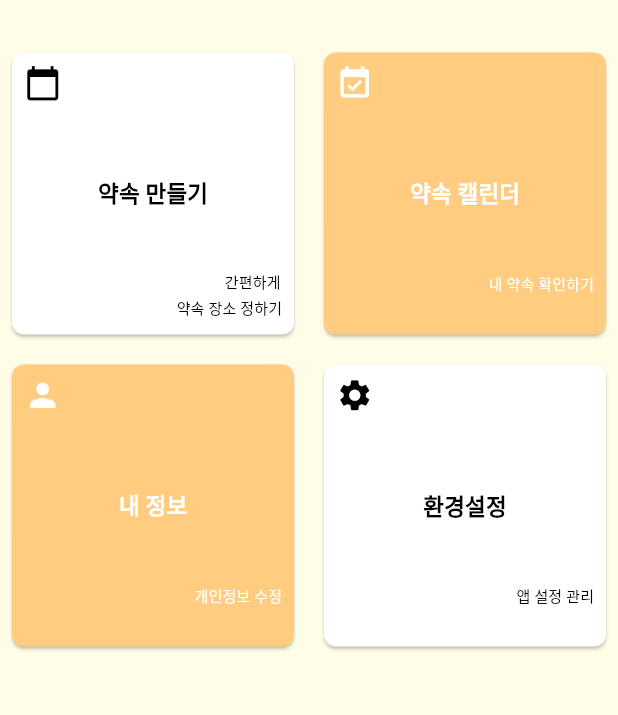
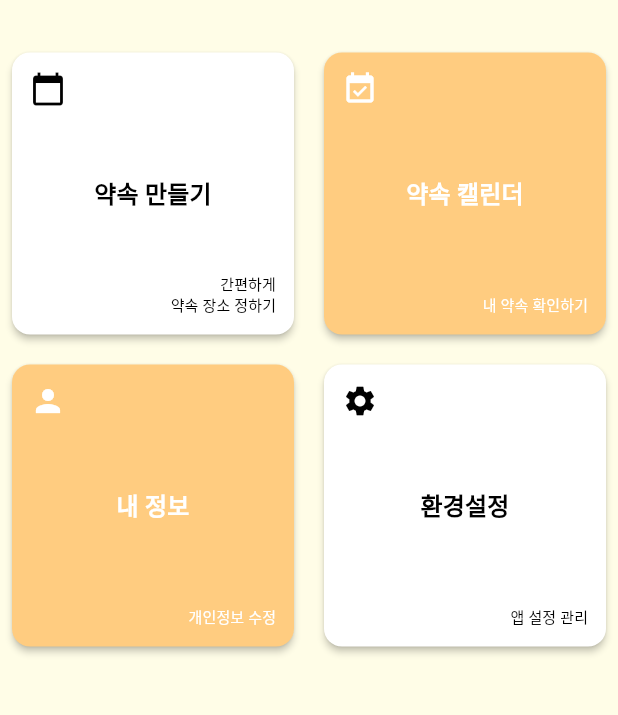
Before and after one commit to partmant/FairMeeting, a Flutter app: the screen it shows after launch, on a phone screen of 412 x 824 dp, the part 261-976 px from its top. Run offline on Flutter 3.47's test engine with Material 3 defaults, Android fonts, the phone set to English and light mode, and no system bars; our stand-ins replace dotted_border, flutter_dotenv, geolocator, table_calendar; missing offline and left inert: kakao_flutter_sdk_user, kakao_map_plugin.

Commit message:
refactor: 메인 메뉴, 주소 입력, 주소 검색 UI 컴포넌트 분리 및 구조 개선
단일 화면 파일에 작성되어 있던 코드를 용도별로 컴포넌트화하여 분리 및 구조 개선

```diff
--- a/lib/main.dart
+++ b/lib/main.dart
@@ -1,4 +1,4 @@
-import 'package:fair_front/screens/main_screen.dart';
+import 'package:fair_front/screens/main_menu_screen.dart';
 import 'package:flutter/material.dart';
 import 'package:flutter/services.dart';
 import 'package:kakao_flutter_sdk_user/kakao_flutter_sdk_user.dart';
--- a/lib/screens/login_screen.dart
+++ b/lib/screens/login_screen.dart
@@ -1,5 +1,5 @@
 import 'package:flutter/material.dart';
-import 'package:fair_front/screens/main_screen.dart';
+import 'package:fair_front/screens/main_menu_screen.dart';
 import 'package:kakao_flutter_sdk_user/kakao_flutter_sdk_user.dart';
 import 'package:fair_front/widgets/go_back.dart';
 // import 'package:naver_login/naver_login.dart';
--- /dev/null
+++ b/lib/screens/main_menu_screen.dart
@@ -0,0 +1,72 @@
+import 'package:flutter/material.dart';
+import 'put_location_screen.dart';
+import 'calender_screen.dart';
+import 'my_info_screen.dart';
+import 'settings_screen.dart';
+import '../widgets/logo_title.dart';
+import '../widgets/main_menu_button.dart';
+
+class MainmenuScreen extends StatelessWidget {
+  const MainmenuScreen({super.key});
+
+  @override
+  Widget build(BuildContext context) {
+    final menuItems = [
+      {
+        'label': '약속 만들기',
+        'sub': '간편하게\n약속 장소 정하기',
+        'icon': Icons.calendar_today,
+        'color': Colors.white,
+        'textColor': Colors.black,
+        'onTap': () => Navigator.push(context, MaterialPageRoute(builder: (_) => const PutLocationScreen())),
+      },
+      {
+        'label': '약속 캘린더',
+        'sub': '내 약속 확인하기',
+        'icon': Icons.event_available,
+        'color': Colors.orange.shade200,
+        'onTap': () => Navigator.push(context, MaterialPageRoute(builder: (_) => const AppointmentCalendarScreen())),
+      },
+      {
+        'label': '내 정보',
+        'sub': '개인정보 수정',
+        'icon': Icons.person,
+        'color': Colors.orange.shade200,
+        'onTap': () => Navigator.push(context, MaterialPageRoute(builder: (_) => const MyInfoPage())),
+      },
+      {
+        'label': '환경설정',
+        'sub': '앱 설정 관리',
+        'icon': Icons.settings,
+        'color': Colors.white,
+        'textColor': Colors.black,
+        'onTap': () => Navigator.push(context, MaterialPageRoute(builder: (_) => SettingsScreen())),
+      },
+    ];
+
+    return Scaffold(
+      body: Container(
+        color: Colors.yellow.shade50,
+        child: Column(
+          children: [
+            const SizedBox(height: 60),
+            const Center(child: LogoTitle()),
+            const SizedBox(height: 20),
+            Expanded(
+              child: Padding(
+                padding: const EdgeInsets.symmetric(horizontal: 8.0, vertical: 15.0),
+                child: GridView.count(
+                  crossAxisCount: 2,
+                  crossAxisSpacing: 20,
+                  mainAxisSpacing: 20,
+                  childAspectRatio: 1,
+                  children: menuItems.map((item) => MainMenuButton(data: item)).toList(),
+                ),
+              ),
+            ),
+          ],
+        ),
+      ),
+    );
+  }
+}
--- a/lib/screens/main_screen.dart
+++ /dev/null
@@ -1,183 +0,0 @@
-import 'package:flutter/material.dart';
-import 'package:fair_front/screens/put_location_screen.dart';
-import '../widgets/logo_title.dart';
-import 'package:fair_front/screens/login_screen.dart';
-import 'package:fair_front/screens/my_info_screen.dart';
-import 'package:fair_front/screens/settings_screen.dart';
-
-
-import 'calender_screen.dart';
-
-class MainmenuScreen extends StatefulWidget {
-  const MainmenuScreen({super.key});
-
-  @override
-  State<MainmenuScreen> createState() => _MainmenuScreenState();
-}
-
-class _MainmenuScreenState extends State<MainmenuScreen> {
-  @override
-  Widget build(BuildContext context) {
-    return Scaffold(
-      body: Container(
-        color: Colors.yellow.shade50,
-        child: Column(
-          children: [
-            const SizedBox(height: 60),
-            const Center(
-              child: LogoTitle(),
-            ),
-            const SizedBox(height: 20),
-            Expanded(
-              child: Padding(
-                padding: const EdgeInsets.symmetric(horizontal: 8.0, vertical: 15.0),
-                child: GridView.count(
-                  crossAxisCount: 2,
-                  crossAxisSpacing: 20,
-                  mainAxisSpacing: 20,
-                  childAspectRatio: 1,
-                  children: [
-                    _buildMenuButton(
-                      context: context,
-                      label: '약속 만들기',
-                      subLabel1: '            간편하게',
-                      subLabel2: '약속 장소 정하기',
-                      icon: Icons.calendar_today,
-                      color: Colors.white,
-                      textColor: Colors.black,
-                      iconColor: Colors.black,
-                    ),
-                    _buildMenuButton(
-                      context: context,
-                      label: '약속 캘린더',
-                      subLabel1: '내 약속 확인하기',
-                      subLabel2: '',
-                      icon: Icons.event_available,
-                      color: Colors.orange.shade200,
-                    ),
-                    _buildMenuButton(
-                      context: context,
-                      label: '내 정보',
-                      subLabel1: '개인정보 수정',
-                      subLabel2: '',
-                      icon: Icons.person,
-                      color: Colors.orange.shade200,
-                    ),
-                    _buildMenuButton(
-                      context: context,
-                      label: '환경설정',
-                      subLabel1: '앱 설정 관리',
-                      subLabel2: '',
-                      icon: Icons.settings,
-                      color: Colors.white,
-                      textColor: Colors.black,
-                      iconColor: Colors.black,
-                    ),
-                  ],
-                ),
-              ),
-            ),
-          ],
-        ),
-      ),
-    );
-  }
-
-  Widget _buildMenuButton({
-    required BuildContext context,
-    required String label,
-    required String subLabel1,
-    required String subLabel2,
-    required IconData icon,
-    required Color color,
-    Color textColor = Colors.white,
-    Color iconColor = Colors.white,
-  }) {
-    return ElevatedButton(
-      onPressed: () {
-        if (label == '약속 만들기') {
-          Navigator.push(
-            context,
-            MaterialPageRoute(builder: (context) => const PutLocationScreen()),
-          );
-        } else if (label == '내 정보') {
-          Navigator.push(
-            context,
-            MaterialPageRoute(builder: (context) => const MyInfoPage()),
-          );
-        } else if (label == '약속 캘린더') {
-          Navigator.push(
-            context,
-            MaterialPageRoute(
-                builder: (builder) => const AppointmentCalendarScreen()),
-          );
-        } else if (label == '환경설정')   {
-          Navigator.push(
-            context,
-              MaterialPageRoute(
-              builder: (builder) =>  SettingsScreen()),
-          );
-        } else {
-          ScaffoldMessenger.of(context).showSnackBar(
-            SnackBar(content: Text('$label 버튼을 눌렀습니다.')),
-          );
-        }
-      },
-      style: ElevatedButton.styleFrom(
-        backgroundColor: color,
-        shape: RoundedRectangleBorder(
-          borderRadius: BorderRadius.circular(8),
-        ),
-        padding: const EdgeInsets.all(4),
-      ),
-      child: Stack(
-        children: [
-          Align(
-            alignment: Alignment.topLeft,
-            child: Padding(
-              padding: const EdgeInsets.only(top: 4, left: 4),
-              child: Icon(icon, size: 25, color: iconColor),
-            ),
-          ),
-          Align(
-            alignment: Alignment.center,
-            child: Text(
-              label,
-              style: TextStyle(
-                fontSize: 15,
-                fontWeight: FontWeight.bold,
-                color: textColor,
-              ),
-            ),
-          ),
-          Align(
-            alignment: Alignment.bottomRight,
-            child: Padding(
-              padding: const EdgeInsets.only(right: 4, bottom: 6),
-              child: Column(
-                mainAxisSize: MainAxisSize.min,
-                children: [
-                  Text(
-                    subLabel1,
-                    style: TextStyle(
-                      fontSize: 10,
-                      color: textColor,
-                    ),
-                  ),
-                  const SizedBox(height: 2),
-                  Text(
-                    subLabel2,
-                    style: TextStyle(
-                      fontSize: 10,
-                      color: textColor,
-                    ),
-                  ),
-                ],
-              ),
-            ),
-          ),
-        ],
-      ),
-    );
-  }
-}
--- a/lib/screens/put_location_screen.dart
+++ b/lib/screens/put_location_screen.dart
@@ -3,9 +3,9 @@ import 'package:flutter/material.dart';
 import 'package:kakao_map_plugin/kakao_map_plugin.dart';
 import 'package:fair_front/widgets/go_back.dart';
 import 'package:fair_front/screens/search_address_screen.dart';
-import 'package:fair_front/widgets/location_map.dart';
-import 'package:fair_front/widgets/location_list.dart';
-import 'package:fair_front/widgets/location_button.dart';
+import 'package:fair_front/widgets/put_location/location_map.dart';
+import 'package:fair_front/widgets/put_location/location_list.dart';
+import 'package:fair_front/widgets/put_location/location_button.dart';
 import 'package:fair_front/controllers/location_controller.dart';
 
 class PutLocationScreen extends StatefulWidget {
--- /dev/null
+++ b/lib/widgets/main_menu_button.dart
@@ -0,0 +1,58 @@
+import 'package:flutter/material.dart';
+
+class MainMenuButton extends StatelessWidget {
+  final Map<String, dynamic> data;
+
+  const MainMenuButton({super.key, required this.data});
+
+  @override
+  Widget build(BuildContext context) {
+    final Color textColor = data['textColor'] ?? Colors.white;
+
+    return ElevatedButton(
+      onPressed: data['onTap'],
+      style: ElevatedButton.styleFrom(
+        backgroundColor: data['color'],
+        shape: RoundedRectangleBorder(borderRadius: BorderRadius.circular(12)),
+        padding: const EdgeInsets.all(12),
+        elevation: 2,
+      ),
+      child: Stack(
+        children: [
+          Positioned(
+            top: 0,
+            left: 0,
+            child: Icon(
+              data['icon'],
+              color: textColor,
+              size: 24,
+            ),
+          ),
+          Center(
+            child: Text(
+              data['label'],
+              textAlign: TextAlign.center,
+              style: TextStyle(
+                fontSize: 16,
+                fontWeight: FontWeight.bold,
+                color: textColor,
+              ),
+            ),
+          ),
+          Positioned(
+            bottom: 0,
+            right: 0,
+            child: Text(
+              data['sub'],
+              textAlign: TextAlign.right,
+              style: TextStyle(
+                fontSize: 10,
+                color: textColor,
+              ),
+            ),
+          ),
+        ],
+      ),
+    );
+  }
+}
--- a/lib/widgets/location_map.dart
+++ b/lib/widgets/put_location/location_map.dart
@@ -2,6 +2,7 @@ import 'package:flutter/material.dart';
 import 'package:kakao_map_plugin/kakao_map_plugin.dart';
 import 'package:fair_front/controllers/location_controller.dart';
 
+// put_location 상단의 지도
 class LocationMap extends StatelessWidget {
   final LocationController controller;
   final double width;
```
Also changed, not shown: lib/screens/search_address_screen.dart (+17 -52 lines), lib/services/address_search_service.dart (added, +24 -0 lines), lib/widgets/search_address/address_suggestion_list.dart (added, +31 -0 lines), lib/widgets/put_location/location_button.dart (renamed from lib/widgets/location_button.dart), lib/widgets/put_location/location_list.dart (renamed from lib/widgets/location_list.dart), 1 other file.
